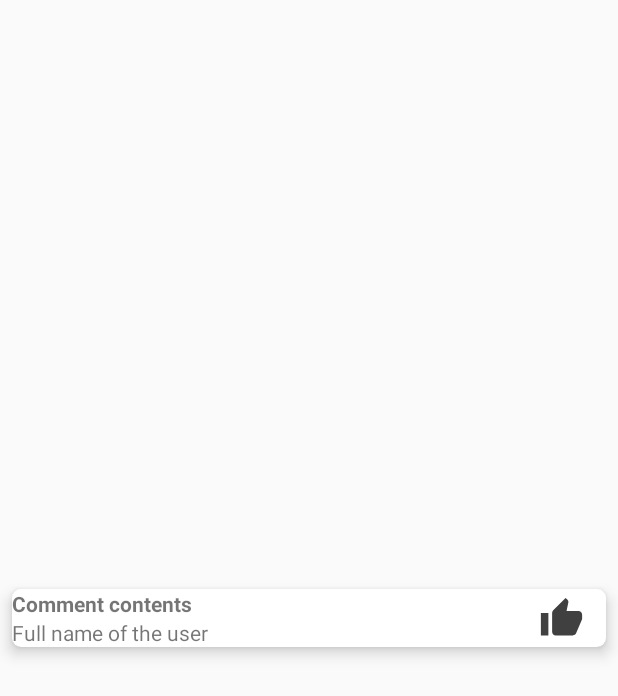
After one commit to pkazmierski/mobile-2019, an Android app: the layout recycler_comment_item.xml on its own in the app's theme, with its tools: preview values and no code run, on a phone screen of 412 x 824 dp. The commit adds this screen. Shown: the top 696 px of the screen. Run offline under Robolectric (Android 15) with nearby library versions, the phone set to English and light mode, and no system bars.

Commit message:
Work on comments system.

```diff
--- a/app/src/main/AndroidManifest.xml
+++ b/app/src/main/AndroidManifest.xml
@@ -18,6 +18,7 @@
         android:supportsRtl="true"
         android:theme="@style/AppTheme"
         tools:ignore="AllowBackup,GoogleAppIndexingWarning">
+        <activity android:name=".QuestionDetailsActivity"></activity>
         <activity android:name=".activities.MainActivity" />
         <activity android:name=".activities.QuestionsActivity" />
 
--- a/app/src/main/java/com/example/kandydatpl/activities/QuestionsActivity.java
+++ b/app/src/main/java/com/example/kandydatpl/activities/QuestionsActivity.java
@@ -38,11 +38,10 @@ public class QuestionsActivity extends AppCompatActivity {
         super.onCreate(savedInstanceState);
         setContentView(R.layout.activity_questions);
 
-        Event testEvent = new Event("testId", "testTitle", "testDesc", new Date(2019, 10, 20), true, false);
-        DataStore.getEvents().add(testEvent);
-
         runQuery();
         initRecyclerView();
+
+
     }
 
     public void runQuery() {
--- /dev/null
+++ b/app/src/main/res/drawable/ic_bookmark_border_gray_20dp.xml
@@ -0,0 +1,5 @@
+<vector android:height="20dp" android:tint="#404040"
+    android:viewportHeight="24.0" android:viewportWidth="24.0"
+    android:width="20dp" xmlns:android="http://schemas.android.com/apk/res/android">
+    <path android:fillColor="#FF000000" android:pathData="M17,3L7,3c-1.1,0 -1.99,0.9 -1.99,2L5,21l7,-3 7,3L19,5c0,-1.1 -0.9,-2 -2,-2zM17,18l-5,-2.18L7,18L7,5h10v13z"/>
+</vector>
--- a/app/src/main/res/drawable/ic_comment.xml
+++ /dev/null
@@ -1,4 +0,0 @@
-<vector android:height="20dp" android:viewportHeight="510"
-    android:viewportWidth="510" android:width="20dp" xmlns:android="http://schemas.android.com/apk/res/android">
-    <path android:fillColor="#FF000000" android:pathData="M510,51c0,-28.05 -22.95,-51 -51,-51H51C22.95,0 0,22.95 0,51v306c0,28.05 22.95,51 51,51h357l102,102V51zM408,306H102v-51h306V306zM408,229.5H102v-51h306V229.5zM408,153H102v-51h306V153z"/>
-</vector>
--- /dev/null
+++ b/app/src/main/res/drawable/ic_comment_gray_20dp.xml
@@ -0,0 +1,5 @@
+<vector android:height="20dp" android:tint="#404040"
+    android:viewportHeight="24.0" android:viewportWidth="24.0"
+    android:width="20dp" xmlns:android="http://schemas.android.com/apk/res/android">
+    <path android:fillColor="#FF000000" android:pathData="M21.99,4c0,-1.1 -0.89,-2 -1.99,-2L4,2c-1.1,0 -2,0.9 -2,2v12c0,1.1 0.9,2 2,2h14l4,4 -0.01,-18zM18,14L6,14v-2h12v2zM18,11L6,11L6,9h12v2zM18,8L6,8L6,6h12v2z"/>
+</vector>
--- a/app/src/main/res/drawable/ic_star.xml
+++ /dev/null
@@ -1,4 +0,0 @@
-<vector android:height="20dp" android:viewportHeight="19.481"
-    android:viewportWidth="19.481" android:width="20dp" xmlns:android="http://schemas.android.com/apk/res/android">
-    <path android:fillColor="#FF000000" android:pathData="m10.201,0.758l2.478,5.865 6.344,0.545c0.44,0.038 0.619,0.587 0.285,0.876l-4.812,4.169 1.442,6.202c0.1,0.431 -0.367,0.77 -0.745,0.541l-5.452,-3.288 -5.452,3.288c-0.379,0.228 -0.845,-0.111 -0.745,-0.541l1.442,-6.202 -4.813,-4.17c-0.334,-0.289 -0.156,-0.838 0.285,-0.876l6.344,-0.545 2.478,-5.864c0.172,-0.408 0.749,-0.408 0.921,0z"/>
-</vector>
--- /dev/null
+++ b/app/src/main/res/drawable/ic_thumb_up_gray_30dp.xml
@@ -0,0 +1,5 @@
+<vector android:height="30dp" android:tint="#404040"
+    android:viewportHeight="24.0" android:viewportWidth="24.0"
+    android:width="30dp" xmlns:android="http://schemas.android.com/apk/res/android">
+    <path android:fillColor="#FF000000" android:pathData="M1,21h4L5,9L1,9v12zM23,10c0,-1.1 -0.9,-2 -2,-2h-6.31l0.95,-4.57 0.03,-0.32c0,-0.41 -0.17,-0.79 -0.44,-1.06L14.17,1 7.59,7.59C7.22,7.95 7,8.45 7,9v10c0,1.1 0.9,2 2,2h9c0.83,0 1.54,-0.5 1.84,-1.22l3.02,-7.05c0.09,-0.23 0.14,-0.47 0.14,-0.73v-1.91l-0.01,-0.01L23,10z"/>
+</vector>
--- /dev/null
+++ b/app/src/main/res/layout/recycler_comment_item.xml
@@ -0,0 +1,49 @@
+<?xml version="1.0" encoding="utf-8"?>
+<android.support.v7.widget.CardView xmlns:android="http://schemas.android.com/apk/res/android"
+    xmlns:card_view="http://schemas.android.com/apk/res-auto"
+    xmlns:app="http://schemas.android.com/apk/res-auto"
+    android:orientation="vertical"
+    android:layout_gravity="center"
+    android:layout_width="match_parent"
+    android:layout_height="wrap_content"
+    android:layout_margin="8dp"
+    card_view:cardCornerRadius="6dp"
+    card_view:cardElevation="6dp">
+
+    <LinearLayout
+        android:layout_width="match_parent"
+        android:layout_height="wrap_content"
+        android:orientation="horizontal">
+
+        <LinearLayout
+            android:layout_width="wrap_content"
+            android:layout_height="match_parent"
+            android:layout_weight="7"
+            android:orientation="vertical">
+
+            <TextView
+                android:id="@+id/commentTxt"
+                android:layout_width="wrap_content"
+                android:layout_height="wrap_content"
+                android:layout_weight="1"
+                android:text="Comment contents"
+                android:textStyle="bold" />
+
+            <TextView
+                android:id="@+id/fullnameTxt"
+                android:layout_width="wrap_content"
+                android:layout_height="wrap_content"
+                android:layout_weight="1"
+                android:text="Full name of the user" />
+        </LinearLayout>
+
+        <ImageButton
+            android:id="@+id/commentLikeBtn"
+            android:layout_width="wrap_content"
+            android:layout_height="match_parent"
+            android:layout_weight="1"
+            android:background="@android:color/transparent"
+            app:srcCompat="@drawable/ic_thumb_up_gray_30dp" />
+
+    </LinearLayout>
+</android.support.v7.widget.CardView>
--- a/app/src/main/res/layout/recycler_question_item.xml
+++ b/app/src/main/res/layout/recycler_question_item.xml
@@ -42,7 +42,7 @@
                     android:paddingLeft="10dp"
                     android:paddingBottom="10dp"
                     android:scaleType="fitXY"
-                    card_view:srcCompat="@drawable/ic_star" />
+                    card_view:srcCompat="@drawable/ic_bookmark_border_gray_20dp" />
 
 
                 <Space
@@ -73,7 +73,7 @@
                         android:layout_height="30dp"
                         android:scaleType="fitXY"
                         android:background="@android:color/transparent"
-                        card_view:srcCompat="@drawable/ic_comment" />
+                        card_view:srcCompat="@drawable/ic_comment_gray_20dp" />
                 </LinearLayout>
 
             </LinearLayout>
```
Also changed, not shown: app/src/main/java/com/example/kandydatpl/QuestionDetailsActivity.java (added, +13 -0 lines), app/src/main/java/com/example/kandydatpl/activities/MainActivity.java (+35 -3 lines), app/src/main/java/com/example/kandydatpl/data/DataStore.java (+18 -4 lines), app/src/main/java/com/example/kandydatpl/models/Comment.java (+12 -1 lines), app/src/main/res/layout/activity_question_details.xml (added, +24 -0 lines), app/src/main/graphql/schema.json.
